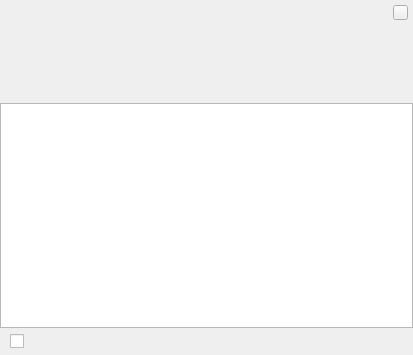
UbuntuKylin/kylin-software-center, file ui/pointoutw.ui: the form before one commit.
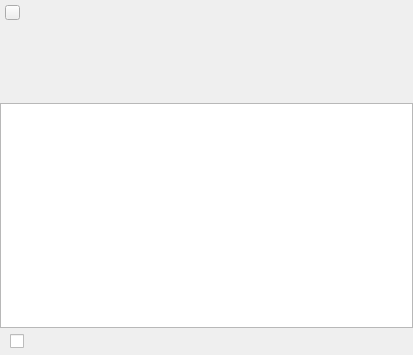
The form after the commit.

Diff of the .ui file:
```diff
--- a/ui/pointoutw.ui
+++ b/ui/pointoutw.ui
@@ -52,7 +52,7 @@
   <widget class="QPushButton" name="btnClose">
    <property name="geometry">
     <rect>
-     <x>393</x>
+     <x>5</x>
      <y>5</y>
      <width>15</width>
      <height>15</height>
```
